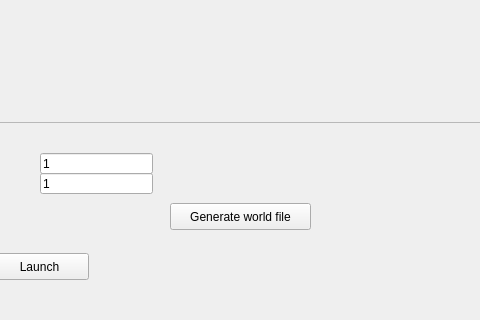
Old version of the form gui/mainwindow.ui in the repository gdsl/SOFTENG-306-PROJECT-1; both pictures show x 450 to 930 and y 363 to 683 of the 1037 by 683 pixel window.
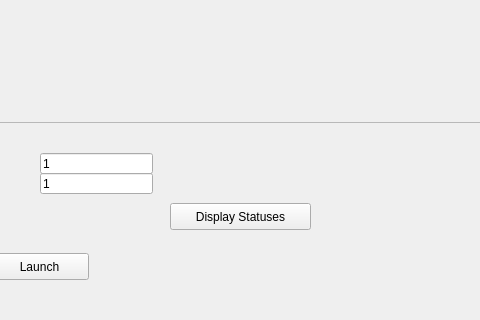
New version of the form.

Commit message: GUI kills roslaunch when close button is pressed. Display Status button is to manually tell system to display status on gui

The edit to the form file:
```diff
--- a/gui/mainwindow.ui
+++ b/gui/mainwindow.ui
@@ -199,7 +199,7 @@
      </rect>
     </property>
     <property name="text">
-     <string>Generate world file</string>
+     <string>Display Statuses</string>
     </property>
    </widget>
    <widget class="QScrollArea" name="robotScroll">
```
Left out of the diff: 2 changed lines with no effect on the pictures. The commit also changes 5 other files.
